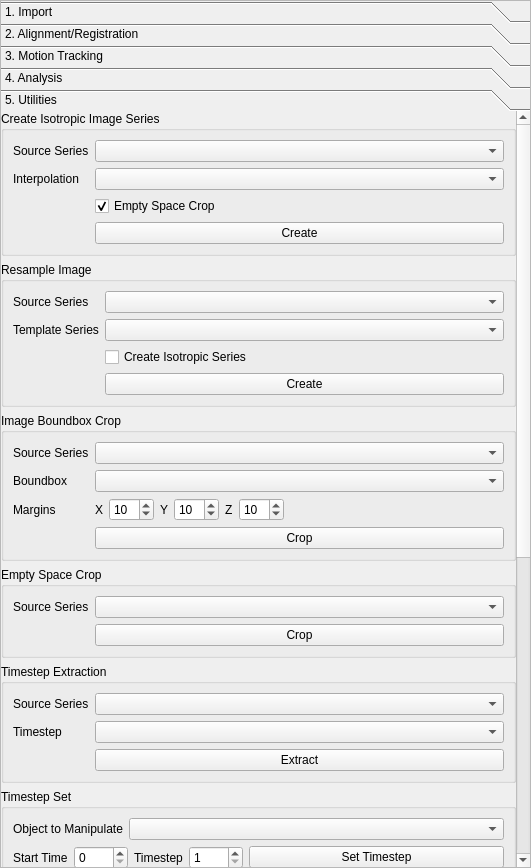
Old version of the form src/ui/AlignProjProp.ui in the repository ericspod/Eidolon.
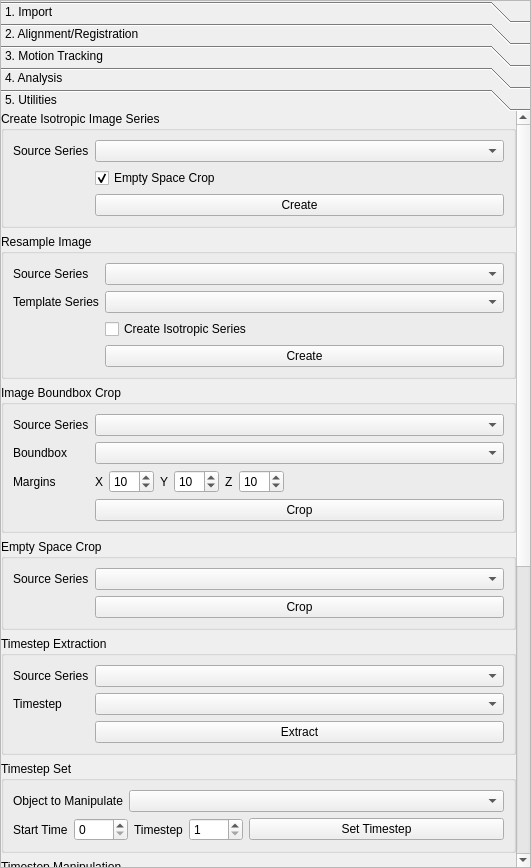
New version of the form. The open tabs and pages were chosen to show the change.

```diff
--- a/src/ui/AlignProjProp.ui
+++ b/src/ui/AlignProjProp.ui
@@ -1580,8 +1580,8 @@
        <rect>
         <x>0</x>
         <y>0</y>
-        <width>516</width>
-        <height>1397</height>
+        <width>512</width>
+        <height>1161</height>
        </rect>
       </property>
       <property name="sizePolicy">
@@ -1623,31 +1623,11 @@
             </property>
            </widget>
           </item>
-          <item row="2" column="0">
-           <widget class="QLabel" name="label_55">
-            <property name="text">
-             <string>Interpolation</string>
-            </property>
-           </widget>
-          </item>
           <item row="2" column="1">
-           <widget class="QComboBox" name="interpTypeBox"/>
-          </item>
-          <item row="4" column="1">
-           <widget class="QPushButton" name="isoCreateButton">
-            <property name="sizePolicy">
-             <sizepolicy hsizetype="Expanding" vsizetype="Fixed">
-              <horstretch>0</horstretch>
-              <verstretch>0</verstretch>
-             </sizepolicy>
-            </property>
-            <property name="text">
-             <string>Create</string>
-            </property>
-           </widget>
-          </item>
-          <item row="3" column="1">
            <widget class="QCheckBox" name="emptyCropBox">
+            <property name="enabled">
+             <bool>true</bool>
+            </property>
             <property name="text">
              <string>Empty Space Crop</string>
             </property>
@@ -1656,6 +1636,19 @@
             </property>
            </widget>
           </item>
+          <item row="3" column="1">
+           <widget class="QPushButton" name="isoCreateButton">
+            <property name="sizePolicy">
+             <sizepolicy hsizetype="Expanding" vsizetype="Fixed">
+              <horstretch>0</horstretch>
+              <verstretch>0</verstretch>
+             </sizepolicy>
+            </property>
+            <property name="text">
+             <string>Create</string>
+            </property>
+           </widget>
+          </item>
          </layout>
         </widget>
        </item>
```
Left out of the diff: 14 changed lines with no effect on the pictures.
